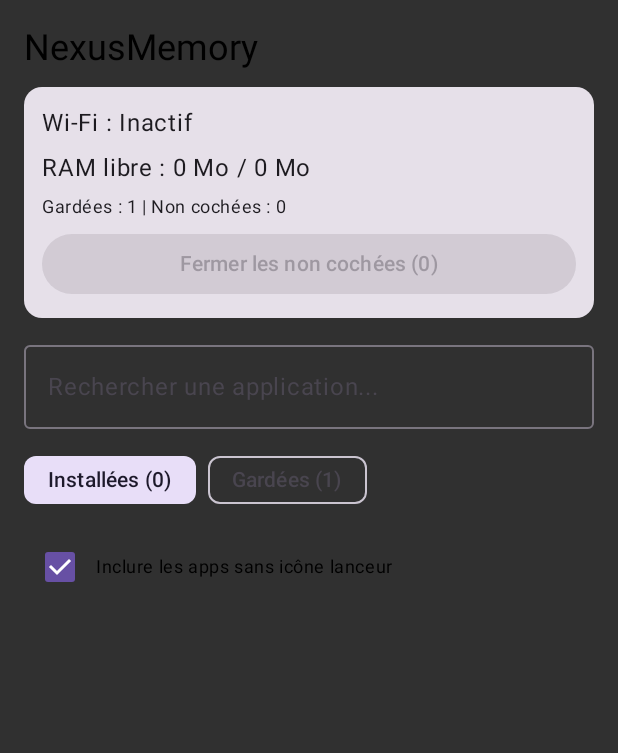
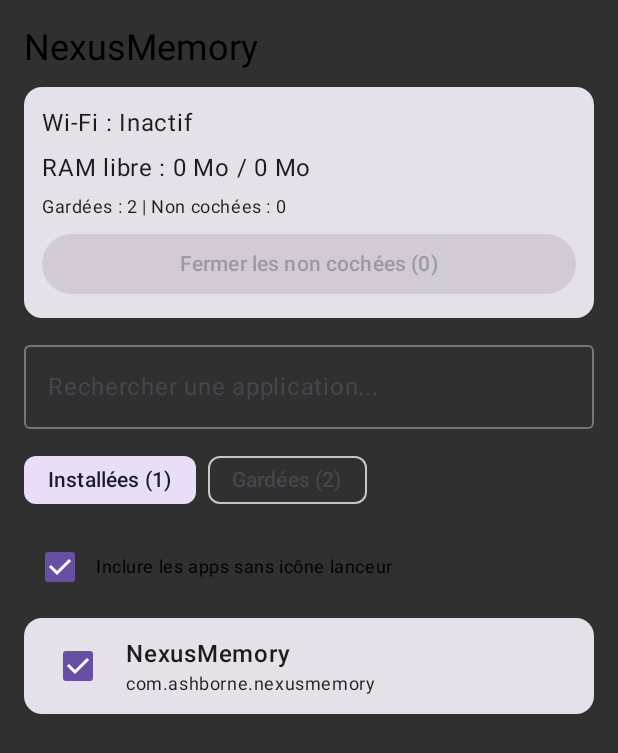
Before and after one commit to Ashborne27/NexusMemory-Android, an Android app built with Jetpack Compose: the screen it shows after launch (MainActivity), on a phone screen of 412 x 824 dp. Shown: the top 753 px of the screen. Run offline under Robolectric (Android 15) with nearby library versions, the phone set to English and light mode, and no system bars.

Commit message:
fix(apps): filter system packages strictly and show NexusMemory

```diff
--- a/app/src/main/java/com/ashborne/nexusmemory/MainActivity.kt
+++ b/app/src/main/java/com/ashborne/nexusmemory/MainActivity.kt
@@ -34,6 +34,14 @@ data class InstalledAppItem(
 
 class MainActivity : ComponentActivity() {
 
+    private val blockedSystemPrefixes = listOf(
+        "com.android.",
+        "com.google.android.",
+        "com.sec.",
+        "com.samsung.",
+        "org.chromium.webapk"
+    )
+
     private fun getRamInfoMb(): Pair<Long, Long> {
         val activityManager = getSystemService(Context.ACTIVITY_SERVICE) as ActivityManager
         val memInfo = ActivityManager.MemoryInfo()
@@ -43,10 +51,13 @@ class MainActivity : ComponentActivity() {
         return Pair(availMb, totalMb)
     }
 
-    private fun isCandidateApp(info: ApplicationInfo): Boolean {
+    private fun isStrictUserApp(info: ApplicationInfo, ownPackage: String): Boolean {
+        if (info.packageName == ownPackage) return true
         val isSystem: Boolean = (info.flags and ApplicationInfo.FLAG_SYSTEM) != 0
         val isUpdatedSystem: Boolean = (info.flags and ApplicationInfo.FLAG_UPDATED_SYSTEM_APP) != 0
-        return !isSystem || isUpdatedSystem
+        if (isSystem || isUpdatedSystem) return false
+        val pkgLower = info.packageName.lowercase()
+        return blockedSystemPrefixes.none { pkgLower.startsWith(it) }
     }
 
     private fun getAppsList(includeNonLauncher: Boolean): List<InstalledAppItem> {
@@ -70,9 +81,8 @@ class MainActivity : ComponentActivity() {
 
         return appInfos
             .mapNotNull { info: ApplicationInfo ->
-                if (!isCandidateApp(info)) return@mapNotNull null
+                if (!isStrictUserApp(info, packageName)) return@mapNotNull null
                 val pkg: String = info.packageName
-                if (pkg == packageName) return@mapNotNull null
                 val hasLauncher: Boolean = launcherPackages.contains(pkg)
                 if (!includeNonLauncher && !hasLauncher) return@mapNotNull null
                 val label: String = pm.getApplicationLabel(info)?.toString()?.trim().orEmpty().ifEmpty { pkg }
@@ -136,8 +146,10 @@ class MainActivity : ComponentActivity() {
                 val keptPackages = remember {
                     mutableStateListOf<String>().apply {
                         val saved: Set<String> =
-                            prefs.getStringSet("kept_packages", setOf("com.whatsapp")) ?: setOf("com.whatsapp")
+                            prefs.getStringSet("kept_packages", setOf("com.whatsapp", packageName))
+                                ?: setOf("com.whatsapp", packageName)
                         addAll(saved)
+                        if (!contains(packageName)) add(packageName)
                     }
                 }
 
@@ -204,7 +216,7 @@ class MainActivity : ComponentActivity() {
                 }
 
                 val targetApps: List<InstalledAppItem> = remember(installedApps, keptPackages.toList()) {
-                    installedApps.filter { !keptPackages.contains(it.packageName) }
+                    installedApps.filter { it.packageName != packageName && !keptPackages.contains(it.packageName) }
                 }
 
                 Column(
@@ -372,7 +384,7 @@ class MainActivity : ComponentActivity() {
                                             style = MaterialTheme.typography.bodySmall
                                         )
                                     }
-                                    if (!isKept) {
+                                    if (!isKept && app.packageName != packageName) {
                                         TextButton(onClick = { openAppSettings(app.packageName) }) {
                                             Text("Réglages")
                                         }
```
